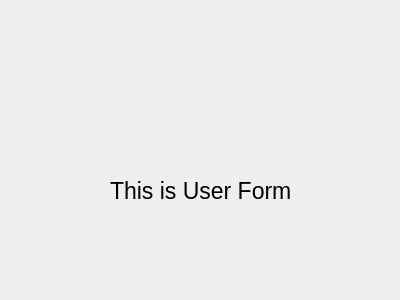
This is userform.ui in itumashyk/TofP as Qt 5 draws it before an edit. The edited form follows.
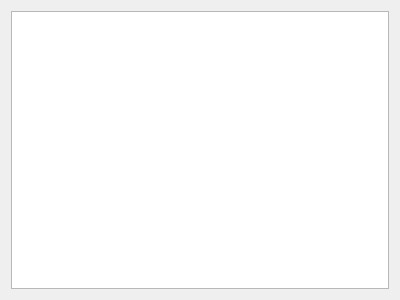
This is the edited form.

Commit message: Producs view added

The edit to the form file:
```diff
--- a/userform.ui
+++ b/userform.ui
@@ -13,24 +13,24 @@
   <property name="windowTitle">
    <string>Form</string>
   </property>
-  <widget class="QLabel" name="label">
-   <property name="geometry">
-    <rect>
-     <x>110</x>
-     <y>140</y>
-     <width>191</width>
-     <height>101</height>
-    </rect>
-   </property>
-   <property name="font">
-    <font>
-     <pointsize>17</pointsize>
-    </font>
-   </property>
-   <property name="text">
-    <string>This is User Form</string>
-   </property>
-  </widget>
+  <layout class="QHBoxLayout" name="horizontalLayout">
+   <item>
+    <widget class="QTableView" name="tableView">
+     <property name="alternatingRowColors">
+      <bool>true</bool>
+     </property>
+     <property name="sortingEnabled">
+      <bool>true</bool>
+     </property>
+     <attribute name="horizontalHeaderShowSortIndicator" stdset="0">
+      <bool>true</bool>
+     </attribute>
+     <attribute name="horizontalHeaderStretchLastSection">
+      <bool>true</bool>
+     </attribute>
+    </widget>
+   </item>
+  </layout>
  </widget>
  <resources/>
  <connections/>
```
The commit also changes 3 other files.
